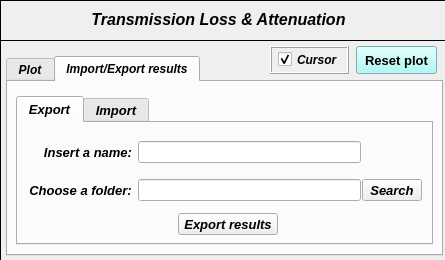
First picture: the form in pulse/uix/user_input/ui/Plots/Results/Acoustic/plot_TL_NR_Input.ui, repository open-pulse/OpenPulse, before the edit.
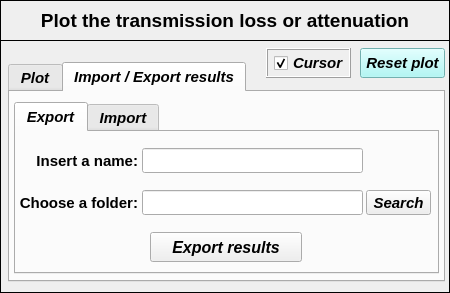
Second picture: the form after the edit. The open tabs and pages were chosen to show the change. Icons and pictures are not drawn.

Diff of the .ui file:
```diff
--- a/pulse/uix/user_input/ui/Plots/Results/Acoustic/plot_TL_NR_Input.ui
+++ b/pulse/uix/user_input/ui/Plots/Results/Acoustic/plot_TL_NR_Input.ui
@@ -9,8 +9,8 @@
    <rect>
     <x>0</x>
     <y>0</y>
-    <width>445</width>
-    <height>260</height>
+    <width>450</width>
+    <height>293</height>
    </rect>
   </property>
   <property name="sizePolicy">
@@ -21,14 +21,14 @@
   </property>
   <property name="minimumSize">
    <size>
-    <width>445</width>
-    <height>260</height>
+    <width>450</width>
+    <height>293</height>
    </size>
   </property>
   <property name="maximumSize">
    <size>
-    <width>445</width>
-    <height>260</height>
+    <width>450</width>
+    <height>293</height>
    </size>
   </property>
   <property name="contextMenuPolicy">
@@ -44,20 +44,6 @@
   <property name="whatsThis">
    <string/>
   </property>
-  <widget class="QWidget" name="widget" native="true">
-   <property name="geometry">
-    <rect>
-     <x>0</x>
-     <y>0</y>
-     <width>453</width>
-     <height>265</height>
-    </rect>
-   </property>
-   <property name="font">
-    <font>
-     <kerning>true</kerning>
-    </font>
-   </property>
    <widget class="QFrame" name="frame">
     <property name="geometry">
      <rect>
@@ -85,20 +71,35 @@
     <widget class="QLabel" name="Title">
      <property name="geometry">
       <rect>
-       <x>28</x>
-       <y>8</y>
-       <width>381</width>
-       <height>23</height>
-      </rect>
-     </property>
+      <x>20</x>
+      <y>6</y>
+      <width>410</width>
+      <height>30</height>
+     </rect>
+    </property>
+    <property name="minimumSize">
+     <size>
+      <width>410</width>
+      <height>30</height>
+     </size>
+    </property>
+    <property name="maximumSize">
+     <size>
+      <width>410</width>
+      <height>30</height>
+     </size>
+    </property>
      <property name="font">
       <font>
-       <pointsize>10</pointsize>
+      <family>Arial</family>
+      <pointsize>14</pointsize>
+      <weight>75</weight>
        <italic>false</italic>
+      <bold>true</bold>
       </font>
      </property>
      <property name="text">
-      <string>&lt;html&gt;&lt;head/&gt;&lt;body&gt;&lt;p align=&quot;center&quot;&gt;&lt;span style=&quot; font-size:12pt; font-weight:600; font-style:italic;&quot;&gt;Transmission Loss &amp;amp; Attenuation&lt;/span&gt;&lt;/p&gt;&lt;/body&gt;&lt;/html&gt;</string>
+     <string>&lt;html&gt;&lt;head/&gt;&lt;body&gt;&lt;p align=&quot;center&quot;&gt;Plot the transmission loss or attenuation&lt;/p&gt;&lt;/body&gt;&lt;/html&gt;</string>
      </property>
      <property name="textFormat">
       <enum>Qt::AutoText</enum>
@@ -114,7 +115,7 @@
       <x>0</x>
       <y>40</y>
       <width>450</width>
-      <height>221</height>
+     <height>253</height>
      </rect>
     </property>
     <property name="minimumSize">
@@ -132,28 +133,28 @@
     <widget class="QTabWidget" name="tabWidget_plot_results">
      <property name="geometry">
       <rect>
-       <x>6</x>
-       <y>16</y>
+      <x>8</x>
+      <y>22</y>
        <width>437</width>
-       <height>200</height>
+      <height>220</height>
       </rect>
      </property>
      <property name="minimumSize">
       <size>
        <width>430</width>
-       <height>200</height>
+      <height>220</height>
       </size>
      </property>
      <property name="maximumSize">
       <size>
        <width>440</width>
-       <height>200</height>
+      <height>220</height>
       </size>
      </property>
      <property name="font">
       <font>
        <family>Arial</family>
-       <pointsize>9</pointsize>
+      <pointsize>11</pointsize>
        <weight>75</weight>
        <italic>true</italic>
        <bold>true</bold>
@@ -169,9 +170,9 @@
       <widget class="QWidget" name="verticalLayoutWidget_4">
        <property name="geometry">
         <rect>
-         <x>108</x>
-         <y>14</y>
-         <width>214</width>
+        <x>98</x>
+        <y>12</y>
+        <width>246</width>
          <height>48</height>
         </rect>
        </property>
@@ -187,7 +188,7 @@
           <property name="font">
            <font>
             <family>Arial</family>
-            <pointsize>10</pointsize>
+           <pointsize>11</pointsize>
             <weight>75</weight>
             <italic>true</italic>
             <bold>true</bold>
@@ -218,7 +219,7 @@
           <property name="font">
            <font>
             <family>Arial</family>
-            <pointsize>10</pointsize>
+           <pointsize>11</pointsize>
             <weight>75</weight>
             <italic>true</italic>
             <bold>true</bold>
@@ -237,10 +238,10 @@
       <widget class="QWidget" name="formLayoutWidget">
        <property name="geometry">
         <rect>
-         <x>122</x>
-         <y>74</y>
-         <width>183</width>
-         <height>52</height>
+        <x>116</x>
+        <y>70</y>
+        <width>193</width>
+        <height>68</height>
         </rect>
        </property>
        <layout class="QGridLayout" name="gridLayout">
@@ -250,14 +251,26 @@
         <property name="verticalSpacing">
          <number>6</number>
         </property>
-        <item row="0" column="0">
+       <item row="0" column="0" alignment="Qt::AlignRight">
          <widget class="QLabel" name="Input_NodeID">
+         <property name="minimumSize">
+          <size>
+           <width>0</width>
+           <height>28</height>
+          </size>
+         </property>
+         <property name="maximumSize">
+          <size>
+           <width>16777215</width>
+           <height>28</height>
+          </size>
+         </property>
           <property name="font">
            <font>
             <family>Arial</family>
-            <pointsize>10</pointsize>
+           <pointsize>11</pointsize>
             <weight>75</weight>
-            <italic>true</italic>
+           <italic>false</italic>
             <bold>true</bold>
            </font>
           </property>
@@ -269,33 +282,60 @@
           </property>
          </widget>
         </item>
-        <item row="0" column="1">
+       <item row="0" column="1" alignment="Qt::AlignHCenter">
          <widget class="QLineEdit" name="lineEdit_inputNodeID">
+         <property name="minimumSize">
+          <size>
+           <width>70</width>
+           <height>28</height>
+          </size>
+         </property>
+         <property name="maximumSize">
+          <size>
+           <width>70</width>
+           <height>28</height>
+          </size>
+         </property>
           <property name="font">
            <font>
             <family>Arial</family>
-            <pointsize>10</pointsize>
-            <weight>50</weight>
-            <italic>false</italic>
-            <bold>false</bold>
+           <pointsize>11</pointsize>
+           <weight>75</weight>
+           <italic>true</italic>
+           <bold>true</bold>
            </font>
           </property>
           <property name="layoutDirection">
            <enum>Qt::LeftToRight</enum>
           </property>
+         <property name="styleSheet">
+          <string notr="true">color: rgb(0, 0, 255);</string>
+         </property>
           <property name="alignment">
            <set>Qt::AlignCenter</set>
           </property>
          </widget>
         </item>
-        <item row="1" column="0">
+       <item row="1" column="0" alignment="Qt::AlignRight">
          <widget class="QLabel" name="Output_NodeID">
+         <property name="minimumSize">
+          <size>
+           <width>0</width>
+           <height>28</height>
+          </size>
+         </property>
+         <property name="maximumSize">
+          <size>
+           <width>16777215</width>
+           <height>28</height>
+          </size>
+         </property>
           <property name="font">
            <font>
             <family>Arial</family>
-            <pointsize>10</pointsize>
+           <pointsize>11</pointsize>
             <weight>75</weight>
-            <italic>true</italic>
+           <italic>false</italic>
             <bold>true</bold>
            </font>
           </property>
@@ -307,19 +347,35 @@
           </property>
          </widget>
         </item>
-        <item row="1" column="1">
+       <item row="1" column="1" alignment="Qt::AlignHCenter">
          <widget class="QLineEdit" name="lineEdit_outputNodeID">
+         <property name="minimumSize">
+          <size>
+           <width>70</width>
+           <height>28</height>
+          </size>
+         </property>
+         <property name="maximumSize">
+          <size>
+           <width>70</width>
+           <height>28</height>
+          </size>
+         </property>
           <property name="font">
            <font>
-            <pointsize>10</pointsize>
-            <weight>50</weight>
-            <italic>false</italic>
-            <bold>false</bold>
+           <family>Arial</family>
+           <pointsize>11</pointsize>
+           <weight>75</weight>
+           <italic>true</italic>
+           <bold>true</bold>
            </font>
           </property>
           <property name="layoutDirection">
            <enum>Qt::LeftToRight</enum>
           </property>
+         <property name="styleSheet">
+          <string notr="true">color: rgb(0, 0, 255);</string>
+         </property>
           <property name="alignment">
            <set>Qt::AlignCenter</set>
           </property>
@@ -331,15 +387,27 @@
        <property name="geometry">
         <rect>
          <x>72</x>
-         <y>136</y>
+        <y>150</y>
          <width>281</width>
-         <height>27</height>
-        </rect>
-       </property>
+        <height>30</height>
+       </rect>
+      </property>
+      <property name="minimumSize">
+       <size>
+        <width>281</width>
+        <height>30</height>
+       </size>
+      </property>
+      <property name="maximumSize">
+       <size>
+        <width>281</width>
+        <height>30</height>
+       </size>
+      </property>
        <property name="font">
         <font>
          <family>Arial</family>
-         <pointsize>10</pointsize>
+        <pointsize>12</pointsize>
          <weight>75</weight>
          <italic>true</italic>
          <bold>true</bold>
@@ -349,24 +417,80 @@
         <string>Plot the spectrum of TL or NR</string>
        </property>
       </widget>
+     <widget class="QPushButton" name="pushButton_flipNodes">
+      <property name="geometry">
+       <rect>
+        <x>332</x>
+        <y>78</y>
+        <width>80</width>
+        <height>50</height>
+       </rect>
+      </property>
+      <property name="minimumSize">
+       <size>
+        <width>80</width>
+        <height>50</height>
+       </size>
+      </property>
+      <property name="maximumSize">
+       <size>
+        <width>80</width>
+        <height>50</height>
+       </size>
+      </property>
+      <property name="font">
+       <font>
+        <family>Arial</family>
+        <pointsize>12</pointsize>
+        <weight>75</weight>
+        <italic>true</italic>
+        <bold>true</bold>
+       </font>
+      </property>
+      <property name="styleSheet">
+       <string notr="true">background-color: rgb(150, 255, 200);</string>
+      </property>
+      <property name="text">
+       <string>Flip 
+nodes</string>
+      </property>
+     </widget>
      </widget>
      <widget class="QWidget" name="tab_export_import">
       <attribute name="title">
-       <string>Import/Export results</string>
+      <string>Import / Export results</string>
       </attribute>
       <widget class="QTabWidget" name="tabWidget_2">
        <property name="geometry">
         <rect>
-         <x>8</x>
-         <y>14</y>
-         <width>417</width>
-         <height>149</height>
-        </rect>
-       </property>
+        <x>4</x>
+        <y>10</y>
+        <width>425</width>
+        <height>172</height>
+       </rect>
+      </property>
+      <property name="sizePolicy">
+       <sizepolicy hsizetype="Expanding" vsizetype="Expanding">
+        <horstretch>0</horstretch>
+        <verstretch>0</verstretch>
+       </sizepolicy>
+      </property>
+      <property name="minimumSize">
+       <size>
+        <width>425</width>
+        <height>172</height>
+       </size>
+      </property>
+      <property name="maximumSize">
+       <size>
+        <width>425</width>
+        <height>172</height>
+       </size>
+      </property>
        <property name="font">
         <font>
          <family>Arial</family>
-         <pointsize>10</pointsize>
+        <pointsize>11</pointsize>
          <weight>75</weight>
          <italic>true</italic>
          <bold>true</bold>
@@ -379,100 +503,72 @@
         <attribute name="title">
          <string>Export</string>
         </attribute>
-        <widget class="QWidget" name="verticalLayoutWidget_8">
+       <widget class="QToolButton" name="toolButton_ExportResults">
          <property name="geometry">
           <rect>
-           <x>344</x>
-           <y>54</y>
-           <width>60</width>
-           <height>27</height>
-          </rect>
-         </property>
-         <layout class="QVBoxLayout" name="verticalLayout_8">
-          <item>
-           <widget class="QToolButton" name="toolButton_ChooseFolderExport">
-            <property name="maximumSize">
-             <size>
-              <width>100</width>
-              <height>16777215</height>
-             </size>
-            </property>
-            <property name="font">
-             <font>
-              <family>Arial</family>
-              <pointsize>10</pointsize>
-              <weight>75</weight>
-              <italic>true</italic>
-              <bold>true</bold>
-             </font>
-            </property>
-            <property name="text">
-             <string>Search</string>
-            </property>
-           </widget>
-          </item>
-         </layout>
-        </widget>
-        <widget class="QWidget" name="verticalLayoutWidget_2">
-         <property name="geometry">
-          <rect>
-           <x>4</x>
-           <y>54</y>
-           <width>117</width>
-           <height>27</height>
-          </rect>
-         </property>
-         <layout class="QVBoxLayout" name="verticalLayout_2">
-          <item>
-           <widget class="QLabel" name="label_5">
+          <x>134</x>
+          <y>100</y>
+          <width>152</width>
+          <height>30</height>
+         </rect>
+        </property>
             <property name="minimumSize">
              <size>
-              <width>85</width>
-              <height>20</height>
+          <width>152</width>
+          <height>30</height>
              </size>
             </property>
             <property name="maximumSize">
              <size>
-              <width>200</width>
-              <height>20</height>
+          <width>152</width>
+          <height>30</height>
+         </size>
+        </property>
+        <property name="sizeIncrement">
+         <size>
+          <width>0</width>
+          <height>0</height>
              </size>
             </property>
             <property name="font">
              <font>
               <family>Arial</family>
-              <pointsize>10</pointsize>
+          <pointsize>12</pointsize>
               <weight>75</weight>
               <italic>true</italic>
               <bold>true</bold>
              </font>
             </property>
             <property name="text">
-             <string>Choose a folder:</string>
-            </property>
-            <property name="alignment">
-             <set>Qt::AlignCenter</set>
-            </property>
-           </widget>
-          </item>
-         </layout>
-        </widget>
-        <widget class="QWidget" name="verticalLayoutWidget_7">
-         <property name="geometry">
-          <rect>
-           <x>120</x>
-           <y>54</y>
-           <width>223</width>
-           <height>27</height>
-          </rect>
-         </property>
-         <layout class="QVBoxLayout" name="verticalLayout_7">
-          <item>
+         <string>Export results</string>
+        </property>
+       </widget>
            <widget class="QLineEdit" name="lineEdit_SaveResultsPath">
+        <property name="geometry">
+         <rect>
+          <x>126</x>
+          <y>58</y>
+          <width>221</width>
+          <height>25</height>
+         </rect>
+        </property>
+        <property name="minimumSize">
+         <size>
+          <width>0</width>
+          <height>25</height>
+         </size>
+        </property>
+        <property name="maximumSize">
+         <size>
+          <width>16777215</width>
+          <height>25</height>
+         </size>
+        </property>
             <property name="font">
              <font>
               <pointsize>8</pointsize>
               <weight>50</weight>
-              <italic>false</italic>
+          <italic>true</italic>
               <bold>false</bold>
              </font>
             </property>
@@ -483,39 +579,106 @@
              <set>Qt::AlignCenter</set>
             </property>
            </widget>
-          </item>
-         </layout>
-        </widget>
-        <widget class="QWidget" name="verticalLayoutWidget_3">
+       <widget class="QToolButton" name="toolButton_ChooseFolderExport">
+        <property name="geometry">
+         <rect>
+          <x>350</x>
+          <y>58</y>
+          <width>65</width>
+          <height>25</height>
+         </rect>
+        </property>
+        <property name="minimumSize">
+         <size>
+          <width>65</width>
+          <height>25</height>
+         </size>
+        </property>
+        <property name="maximumSize">
+         <size>
+          <width>65</width>
+          <height>25</height>
+         </size>
+        </property>
+        <property name="font">
+         <font>
+          <family>Arial</family>
+          <pointsize>11</pointsize>
+          <weight>75</weight>
+          <italic>true</italic>
+          <bold>true</bold>
+         </font>
+        </property>
+        <property name="text">
+         <string>Search</string>
+        </property>
+       </widget>
+       <widget class="QLineEdit" name="lineEdit_FileName">
          <property name="geometry">
           <rect>
-           <x>20</x>
+          <x>126</x>
            <y>16</y>
-           <width>102</width>
-           <height>27</height>
-          </rect>
-         </property>
-         <layout class="QVBoxLayout" name="verticalLayout_3">
-          <item>
+          <width>221</width>
+          <height>25</height>
+         </rect>
+        </property>
+        <property name="minimumSize">
+         <size>
+          <width>0</width>
+          <height>25</height>
+         </size>
+        </property>
+        <property name="maximumSize">
+         <size>
+          <width>16777215</width>
+          <height>25</height>
+         </size>
+        </property>
+        <property name="font">
+         <font>
+          <pointsize>10</pointsize>
+          <weight>75</weight>
+          <italic>true</italic>
+          <bold>true</bold>
+         </font>
+        </property>
+        <property name="layoutDirection">
+         <enum>Qt::LeftToRight</enum>
+        </property>
+        <property name="text">
+         <string/>
+        </property>
+        <property name="alignment">
+         <set>Qt::AlignCenter</set>
+        </property>
+       </widget>
            <widget class="QLabel" name="label_6">
+        <property name="geometry">
+         <rect>
+          <x>2</x>
+          <y>16</y>
+          <width>120</width>
+          <height>25</height>
+         </rect>
+        </property>
             <property name="minimumSize">
              <size>
-              <width>100</width>
-              <height>20</height>
+          <width>120</width>
+          <height>25</height>
              </size>
             </property>
             <property name="maximumSize">
              <size>
-              <width>90</width>
-              <height>20</height>
+          <width>120</width>
+          <height>25</height>
              </size>
             </property>
             <property name="font">
              <font>
               <family>Arial</family>
-              <pointsize>10</pointsize>
+          <pointsize>11</pointsize>
               <weight>75</weight>
-              <italic>true</italic>
+          <italic>false</italic>
               <bold>true</bold>
              </font>
             </property>
@@ -526,204 +689,64 @@
              <bool>false</bool>
             </property>
             <property name="alignment">
-             <set>Qt::AlignCenter</set>
-            </property>
-           </widget>
-          </item>
-         </layout>
-        </widget>
-        <widget class="QWidget" name="verticalLayoutWidget_16">
+         <set>Qt::AlignRight|Qt::AlignTrailing|Qt::AlignVCenter</set>
+        </property>
+       </widget>
+       <widget class="QLabel" name="label_5">
          <property name="geometry">
           <rect>
-           <x>120</x>
-           <y>16</y>
-           <width>223</width>
-           <height>27</height>
-          </rect>
-         </property>
-         <layout class="QVBoxLayout" name="verticalLayout_16">
-          <item>
-           <widget class="QLineEdit" name="lineEdit_FileName">
-            <property name="font">
-             <font>
-              <pointsize>8</pointsize>
-              <weight>50</weight>
-              <italic>false</italic>
-              <bold>false</bold>
-             </font>
-            </property>
-            <property name="layoutDirection">
-             <enum>Qt::LeftToRight</enum>
-            </property>
-            <property name="text">
-             <string/>
-            </property>
-            <property name="alignment">
-             <set>Qt::AlignCenter</set>
-            </property>
-           </widget>
-          </item>
-         </layout>
-        </widget>
-        <widget class="QWidget" name="verticalLayoutWidget_17">
-         <property name="geometry">
-          <rect>
-           <x>160</x>
-           <y>88</y>
-           <width>102</width>
-           <height>27</height>
-          </rect>
-         </property>
-         <layout class="QVBoxLayout" name="verticalLayout_17">
-          <item>
-           <widget class="QToolButton" name="toolButton_ExportResults">
+          <x>2</x>
+          <y>58</y>
+          <width>120</width>
+          <height>25</height>
+         </rect>
+        </property>
+        <property name="minimumSize">
+         <size>
+          <width>120</width>
+          <height>25</height>
+         </size>
+        </property>
             <property name="maximumSize">
              <size>
-              <width>100</width>
-              <height>16777215</height>
+          <width>120</width>
+          <height>25</height>
              </size>
             </property>
             <property name="font">
              <font>
               <family>Arial</family>
-              <pointsize>10</pointsize>
+          <pointsize>11</pointsize>
               <weight>75</weight>
-              <italic>true</italic>
+          <italic>false</italic>
               <bold>true</bold>
              </font>
             </property>
             <property name="text">
-             <string>Export results</string>
-            </property>
-           </widget>
-          </item>
-         </layout>
+         <string>Choose a folder:</string>
+        </property>
+        <property name="alignment">
+         <set>Qt::AlignRight|Qt::AlignTrailing|Qt::AlignVCenter</set>
+        </property>
         </widget>
        </widget>
        <widget class="QWidget" name="tab_4">
         <attribute name="title">
          <string>Import</string>
         </attribute>
-        <widget class="QWidget" name="verticalLayoutWidget_6">
-         <property name="geometry">
-          <rect>
-           <x>334</x>
-           <y>14</y>
-           <width>62</width>
-           <height>27</height>
-          </rect>
-         </property>
-         <layout class="QVBoxLayout" name="verticalLayout_6">
-          <item>
-           <widget class="QToolButton" name="toolButton_ChooseFolderImport">
-            <property name="maximumSize">
-             <size>
-              <width>60</width>
-              <height>16777215</height>
-             </size>
-            </property>
-            <property name="font">
-             <font>
-              <family>Arial</family>
-              <pointsize>10</pointsize>
-              <weight>75</weight>
-              <italic>true</italic>
-              <bold>true</bold>
-             </font>
-            </property>
-            <property name="text">
-             <string>Search</string>
-            </property>
-           </widget>
-          </item>
-         </layout>
-        </widget>
-        <widget class="QWidget" name="verticalLayoutWidget_5">
-         <property name="geometry">
-          <rect>
-           <x>102</x>
-           <y>14</y>
-           <width>231</width>
-           <height>27</height>
-          </rect>
-         </property>
-         <layout class="QVBoxLayout" name="verticalLayout_5">
-          <item>
-           <widget class="QLineEdit" name="lineEdit_ImportResultsPath">
-            <property name="font">
-             <font>
-              <pointsize>7</pointsize>
-              <weight>50</weight>
-              <italic>false</italic>
-              <bold>false</bold>
-             </font>
-            </property>
-            <property name="layoutDirection">
-             <enum>Qt::LeftToRight</enum>
-            </property>
-            <property name="alignment">
-             <set>Qt::AlignCenter</set>
-            </property>
-           </widget>
-          </item>
-         </layout>
-        </widget>
-        <widget class="QWidget" name="verticalLayoutWidget">
-         <property name="geometry">
-          <rect>
-           <x>10</x>
-           <y>14</y>
-           <width>93</width>
-           <height>27</height>
-          </rect>
-         </property>
-         <layout class="QVBoxLayout" name="verticalLayout">
-          <item>
-           <widget class="QLabel" name="label_4">
-            <property name="minimumSize">
-             <size>
-              <width>85</width>
-              <height>20</height>
-             </size>
-            </property>
-            <property name="maximumSize">
-             <size>
-              <width>90</width>
-              <height>20</height>
-             </size>
-            </property>
-            <property name="font">
-             <font>
-              <family>Arial</family>
-              <pointsize>10</pointsize>
-              <weight>75</weight>
-              <italic>true</italic>
-              <bold>true</bold>
-             </font>
-            </property>
-            <property name="text">
-             <string>Load results:</string>
-            </property>
-            <property name="alignment">
-             <set>Qt::AlignCenter</set>
-            </property>
-           </widget>
-          </item>
-         </layout>
-        </widget>
         <widget class="QPushButton" name="pushButton_AddImportedPlot">
          <property name="geometry">
           <rect>
-           <x>64</x>
-           <y>82</y>
-           <width>281</width>
-           <height>27</height>
+          <x>54</x>
+          <y>100</y>
+          <width>306</width>
+          <height>30</height>
           </rect>
          </property>
          <property name="font">
           <font>
            <family>Arial</family>
-           <pointsize>10</pointsize>
+          <pointsize>12</pointsize>
            <weight>75</weight>
            <italic>true</italic>
            <bold>true</bold>
@@ -736,12 +759,24 @@
         <widget class="QSpinBox" name="spinBox">
          <property name="geometry">
           <rect>
-           <x>250</x>
-           <y>48</y>
+          <x>254</x>
+          <y>58</y>
            <width>42</width>
-           <height>22</height>
-          </rect>
-         </property>
+          <height>25</height>
+         </rect>
+        </property>
+        <property name="minimumSize">
+         <size>
+          <width>0</width>
+          <height>25</height>
+         </size>
+        </property>
+        <property name="maximumSize">
+         <size>
+          <width>16777215</width>
+          <height>25</height>
+         </size>
+        </property>
          <property name="maximum">
           <number>10</number>
          </property>
@@ -749,30 +784,30 @@
         <widget class="QLabel" name="label_9">
          <property name="geometry">
           <rect>
-           <x>108</x>
-           <y>50</y>
-           <width>140</width>
-           <height>20</height>
+          <x>93</x>
+          <y>58</y>
+          <width>160</width>
+          <height>25</height>
           </rect>
          </property>
          <property name="minimumSize">
           <size>
-           <width>85</width>
-           <height>20</height>
+          <width>160</width>
+          <height>25</height>
           </size>
          </property>
          <property name="maximumSize">
           <size>
-           <width>140</width>
-           <height>20</height>
+          <width>160</width>
+          <height>25</height>
           </size>
          </property>
          <property name="font">
           <font>
            <family>Arial</family>
-           <pointsize>10</pointsize>
+          <pointsize>11</pointsize>
            <weight>75</weight>
-           <italic>true</italic>
+          <italic>false</italic>
            <bold>true</bold>
           </font>
          </property>
@@ -783,6 +818,107 @@
           <set>Qt::AlignCenter</set>
          </property>
         </widget>
+       <widget class="QLabel" name="label_4">
+        <property name="geometry">
+         <rect>
+          <x>12</x>
+          <y>16</y>
+          <width>100</width>
+          <height>25</height>
+         </rect>
+        </property>
+        <property name="minimumSize">
+         <size>
+          <width>100</width>
+          <height>25</height>
+         </size>
+        </property>
+        <property name="maximumSize">
+         <size>
+          <width>100</width>
+          <height>25</height>
+         </size>
+        </property>
+        <property name="font">
+         <font>
+          <family>Arial</family>
+          <pointsize>11</pointsize>
+          <weight>75</weight>
+          <italic>false</italic>
+          <bold>true</bold>
+         </font>
+        </property>
+        <property name="text">
+         <string>Load results:</string>
+        </property>
+        <property name="alignment">
+         <set>Qt::AlignCenter</set>
+        </property>
+       </widget>
+       <widget class="QLineEdit" name="lineEdit_ImportResultsPath">
+        <property name="geometry">
+         <rect>
+          <x>112</x>
+          <y>16</y>
+          <width>229</width>
+          <height>25</height>
+         </rect>
+        </property>
+        <property name="minimumSize">
+         <size>
+          <width>0</width>
+          <height>25</height>
+         </size>
+        </property>
+        <property name="maximumSize">
+         <size>
+          <width>16777215</width>
+          <height>25</height>
+         </size>
+        </property>
+        <property name="font">
+         <font>
+          <pointsize>8</pointsize>
+          <weight>50</weight>
+          <italic>true</italic>
+          <bold>false</bold>
+         </font>
+        </property>
+        <property name="layoutDirection">
+         <enum>Qt::LeftToRight</enum>
+        </property>
+        <property name="alignment">
+         <set>Qt::AlignCenter</set>
+        </property>
+       </widget>
+       <widget class="QToolButton" name="toolButton_ChooseFolderImport">
+        <property name="geometry">
+         <rect>
+          <x>344</x>
+          <y>16</y>
+          <width>60</width>
+          <height>25</height>
+         </rect>
+        </property>
+        <property name="maximumSize">
+         <size>
+          <width>60</width>
+          <height>16777215</height>
+         </size>
+        </property>
+        <property name="font">
+         <font>
+          <family>Arial</family>
+          <pointsize>11</pointsize>
+          <weight>75</weight>
+          <italic>true</italic>
+          <bold>true</bold>
+         </font>
+        </property>
+        <property name="text">
+         <string>Search</string>
+        </property>
+       </widget>
        </widget>
       </widget>
      </widget>
@@ -790,18 +926,30 @@
     <widget class="QToolButton" name="toolButton_ResetPlot">
      <property name="geometry">
       <rect>
-       <x>356</x>
-       <y>6</y>
-       <width>81</width>
-       <height>28</height>
-      </rect>
-     </property>
+      <x>360</x>
+      <y>8</y>
+      <width>85</width>
+      <height>30</height>
+     </rect>
+    </property>
+    <property name="minimumSize">
+     <size>
+      <width>85</width>
+      <height>30</height>
+     </size>
+    </property>
+    <property name="maximumSize">
+     <size>
+      <width>85</width>
+      <height>30</height>
+     </size>
+    </property>
      <property name="font">
       <font>
        <family>Arial</family>
-       <pointsize>10</pointsize>
+      <pointsize>11</pointsize>
        <weight>75</weight>
-       <italic>false</italic>
+      <italic>true</italic>
        <bold>true</bold>
       </font>
      </property>
@@ -815,22 +963,22 @@
     <widget class="QFrame" name="frame_6">
      <property name="geometry">
       <rect>
-       <x>270</x>
-       <y>6</y>
-       <width>79</width>
-       <height>28</height>
+      <x>266</x>
+      <y>8</y>
+      <width>85</width>
+      <height>30</height>
       </rect>
      </property>
      <property name="minimumSize">
       <size>
        <width>0</width>
-       <height>28</height>
+      <height>30</height>
       </size>
      </property>
      <property name="maximumSize">
       <size>
        <width>16777215</width>
-       <height>29</height>
+      <height>30</height>
       </size>
      </property>
      <property name="sizeIncrement">
@@ -849,15 +997,15 @@
       <property name="geometry">
        <rect>
         <x>8</x>
-        <y>4</y>
-        <width>67</width>
-        <height>19</height>
+       <y>2</y>
+       <width>75</width>
+       <height>26</height>
        </rect>
       </property>
       <property name="font">
        <font>
         <family>Arial</family>
-        <pointsize>9</pointsize>
+       <pointsize>11</pointsize>
         <weight>75</weight>
         <italic>true</italic>
         <bold>true</bold>
@@ -869,7 +1017,6 @@
       <property name="checked">
        <bool>true</bool>
       </property>
-     </widget>
     </widget>
    </widget>
   </widget>
```
Lines whose indentation alone changed are shown as unchanged.
